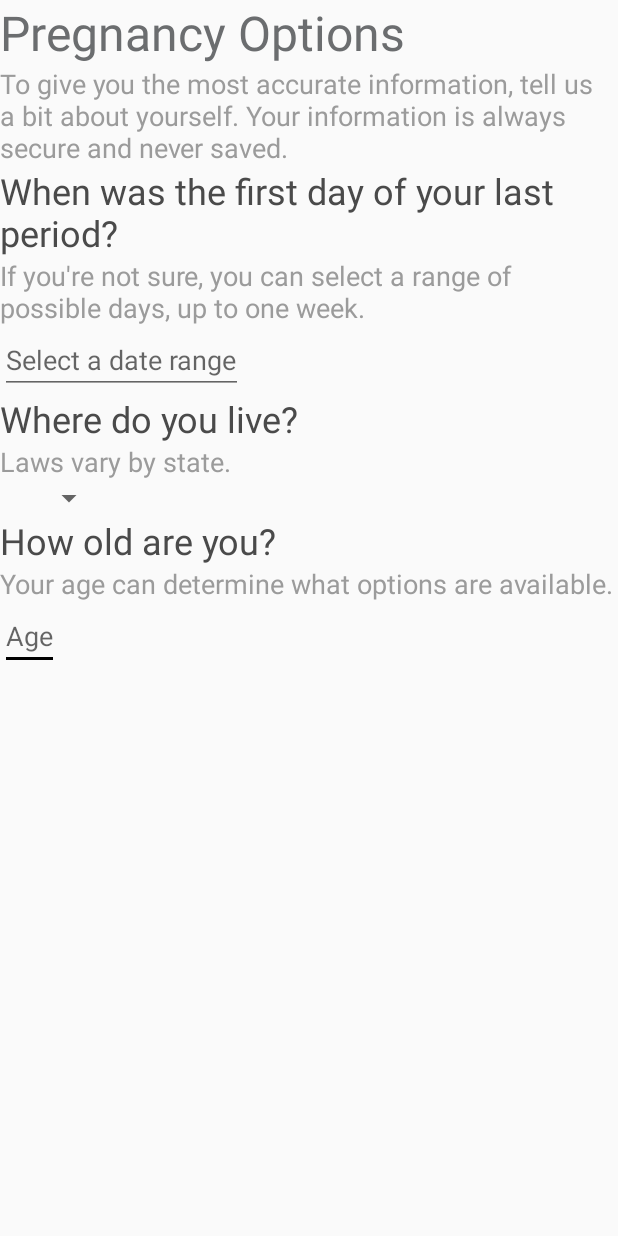
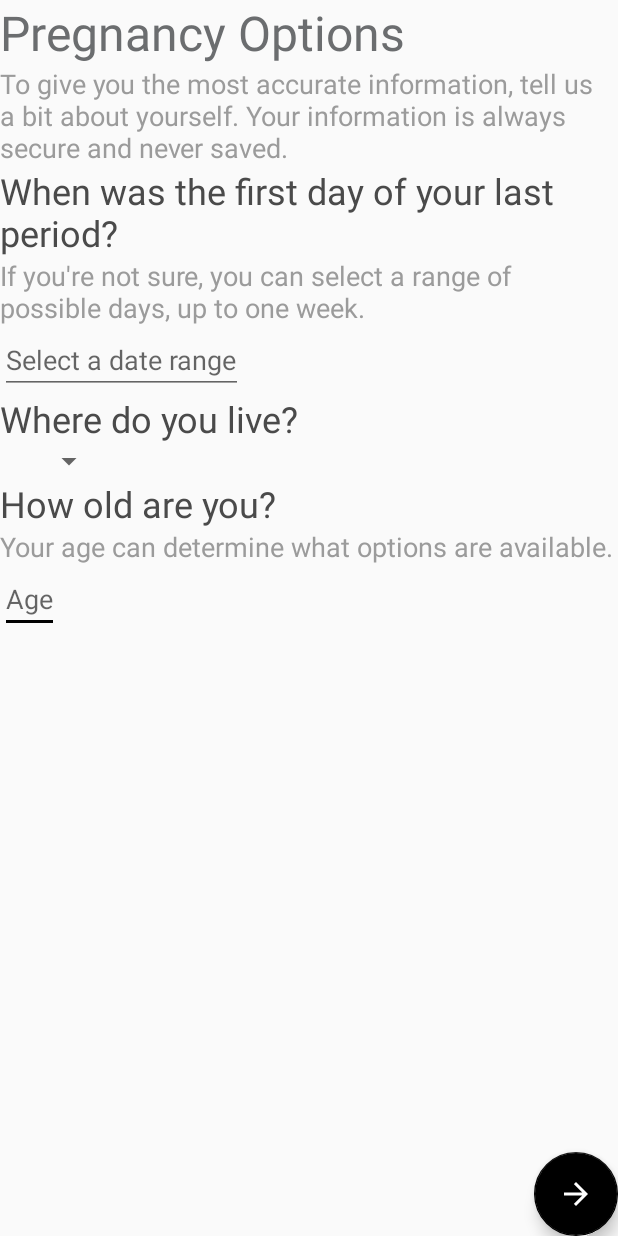
Before and after one commit to alexanian/termina, an Android app: the layout input_view.xml on its own in the app's theme, with its tools: preview values and no code run, on a phone screen of 412 x 824 dp. Run offline under Robolectric (Android 15) with nearby library versions, the phone set to English and light mode, and no system bars.

Commit message:
floating action button added

```diff
--- a/mobile/android/app/src/main/java/org/sfsi/termina/ActionCardController.java
+++ b/mobile/android/app/src/main/java/org/sfsi/termina/ActionCardController.java
@@ -10,10 +10,6 @@ import com.bluelinelabs.conductor.Controller;
 import org.sfsi.termina.models.Option;
 
 import java.util.ArrayList;
-
-/**
- * Created by Smule on 3/4/17.
- */
 
 public class ActionCardController extends Controller {
     public static final String TAG = ActionCardController.class.getSimpleName();
--- a/mobile/android/app/src/main/java/org/sfsi/termina/HomeController.java
+++ b/mobile/android/app/src/main/java/org/sfsi/termina/HomeController.java
@@ -7,9 +7,6 @@ import android.view.ViewGroup;
 
 import com.bluelinelabs.conductor.Controller;
 
-/**
- * Created by Smule on 3/4/17.
- */
 public class HomeController extends Controller {
     @NonNull
     @Override
--- a/mobile/android/app/src/main/java/org/sfsi/termina/InputController.java
+++ b/mobile/android/app/src/main/java/org/sfsi/termina/InputController.java
@@ -13,10 +13,6 @@ import java.text.SimpleDateFormat;
 import java.util.Calendar;
 import java.util.Date;
 import java.util.concurrent.TimeUnit;
-
-/**
- * Created by Smule on 3/4/17.
- */
 
 public class InputController extends Controller implements DatePickerDialog.OnDateSetListener{
     /* package */ InputView mInputView;
--- a/mobile/android/app/src/main/java/org/sfsi/termina/TerminaNetwork.java
+++ b/mobile/android/app/src/main/java/org/sfsi/termina/TerminaNetwork.java
@@ -15,10 +15,6 @@ import okhttp3.Headers;
 import okhttp3.OkHttpClient;
 import okhttp3.Request;
 import okhttp3.Response;
-
-/**
- * Created by Smule on 3/4/17.
- */
 
 public class TerminaNetwork {
     private static TerminaNetwork sTerminaNetwork;
--- a/mobile/android/app/src/main/java/org/sfsi/termina/models/Option.java
+++ b/mobile/android/app/src/main/java/org/sfsi/termina/models/Option.java
@@ -2,10 +2,6 @@ package org.sfsi.termina.models;
 
 import com.bluelinelabs.logansquare.annotation.JsonField;
 import com.bluelinelabs.logansquare.annotation.JsonObject;
-
-/**
- * Created by Smule on 3/4/17.
- */
 
 @JsonObject
 public class Option {
--- a/mobile/android/app/src/main/res/layout/activity_master.xml
+++ b/mobile/android/app/src/main/res/layout/activity_master.xml
@@ -9,10 +9,11 @@
     android:paddingLeft="@dimen/activity_horizontal_margin"
     android:paddingRight="@dimen/activity_horizontal_margin"
     android:paddingTop="@dimen/activity_vertical_margin"
-    tools:context="org.sfsi.termina.MainActivity">
+    tools:context="org.sfsi.termina.MasterActivity">
 
     <FrameLayout
         android:id="@+id/controller_container"
         android:layout_width="match_parent"
         android:layout_height="match_parent"/>
+
 </RelativeLayout>
--- a/mobile/android/app/src/main/res/layout/input_view.xml
+++ b/mobile/android/app/src/main/res/layout/input_view.xml
@@ -1,5 +1,9 @@
 <?xml version="1.0" encoding="utf-8"?>
-<ScrollView xmlns:android="http://schemas.android.com/apk/res/android"
+<RelativeLayout xmlns:android="http://schemas.android.com/apk/res/android"
+             android:layout_width="match_parent"
+             android:layout_height="match_parent">
+
+    <ScrollView
         android:layout_width="match_parent"
         android:layout_height="match_parent">
 
@@ -50,13 +54,6 @@
                 android:layout_height="wrap_content"
                 android:text="@string/input_state_question"/>
 
-        <TextView
-            android:id="@+id/input_state_details"
-            style="@style/Termina.Text.Contextual"
-            android:layout_width="wrap_content"
-            android:layout_height="wrap_content"
-            android:text="@string/input_state_details"/>
-
             <Spinner
                 android:id="@+id/state_input"
                 android:layout_width="wrap_content"
@@ -84,3 +81,13 @@
                 android:hint="Age"/>
         </LinearLayout>
     </ScrollView>
+
+    <android.support.design.widget.FloatingActionButton
+        android:id="@+id/fab_next"
+        android:layout_width="wrap_content"
+        android:layout_height="wrap_content"
+        android:layout_alignParentBottom="true"
+        android:layout_alignParentEnd="true"
+        android:src="@drawable/ic_arrow_forward_white_24dp"/>
+
+</RelativeLayout>
```
Also changed, not shown: mobile/android/app/src/main/java/org/sfsi/termina/InputView.java (+10 -4 lines), mobile/android/app/src/main/java/org/sfsi/termina/customviews/ActionCardView.java (+5 -5 lines), mobile/android/app/src/main/res/drawable-hdpi/ic_arrow_forward_black_24dp.png (added), mobile/android/app/src/main/res/drawable-hdpi/ic_arrow_forward_white_24dp.png (added), mobile/android/app/src/main/res/drawable-mdpi/ic_arrow_forward_black_24dp.png (added), mobile/android/app/src/main/res/drawable-mdpi/ic_arrow_forward_white_24dp.png (added), mobile/android/app/src/main/res/drawable-xhdpi/ic_arrow_forward_black_24dp.png (added), mobile/android/app/src/main/res/drawable-xhdpi/ic_arrow_forward_white_24dp.png (added), mobile/android/app/src/main/res/drawable-xxhdpi/ic_arrow_forward_black_24dp.png (added), mobile/android/app/src/main/res/drawable-xxhdpi/ic_arrow_forward_white_24dp.png (added). Lines whose indentation alone changed are shown as unchanged.
